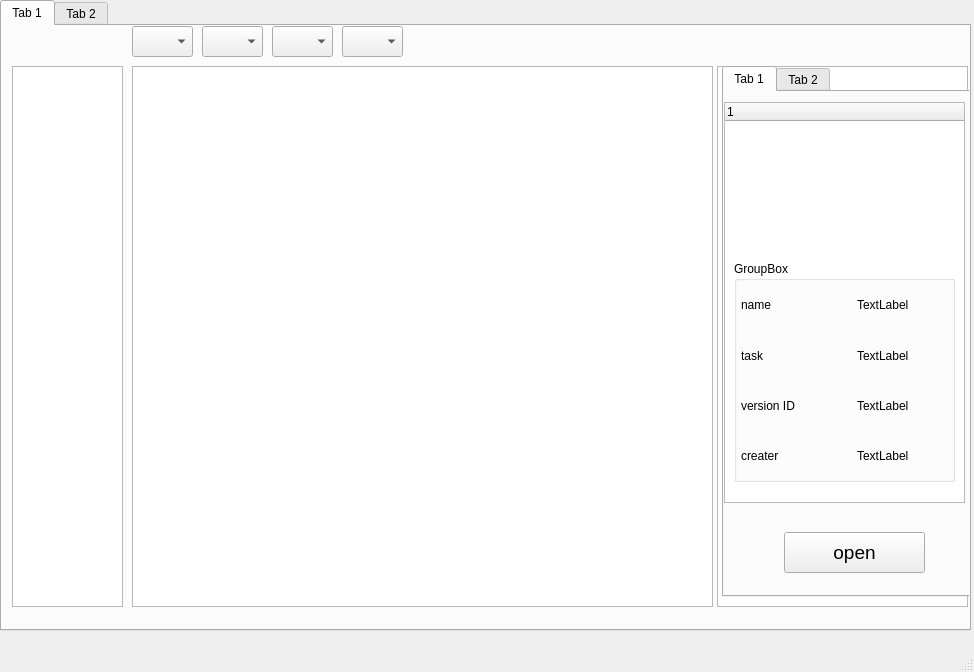
Above: loadUI/load.ui from AhriKwon/Viper_Pipeline before the change. Below: the same form after it.
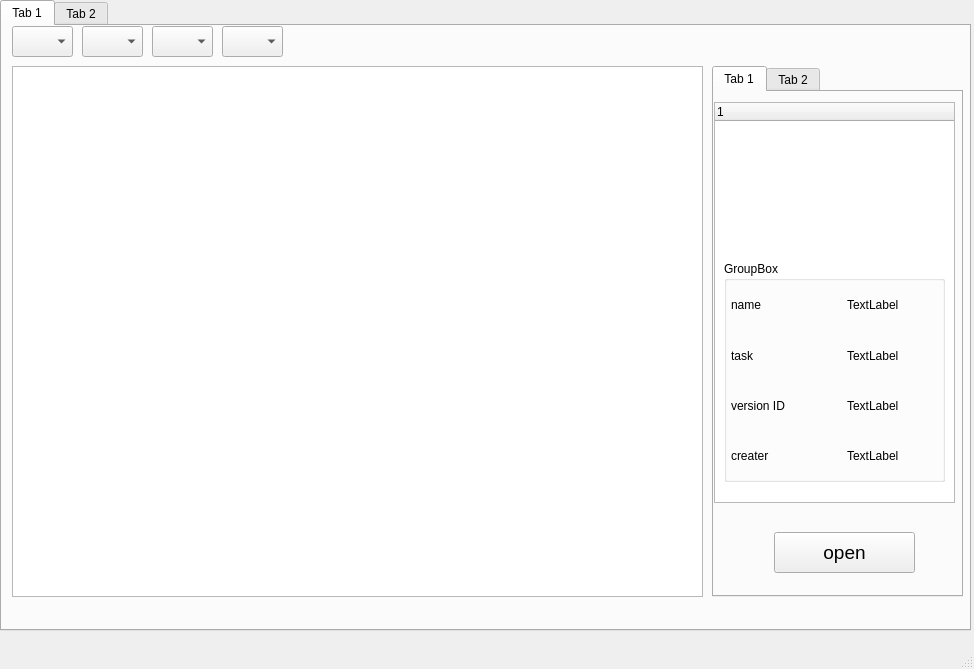
That is the form after the change.

Patch:
```diff
--- a/loadUI/load.ui
+++ b/loadUI/load.ui
@@ -7,7 +7,7 @@
     <x>0</x>
     <y>0</y>
     <width>974</width>
-    <height>672</height>
+    <height>669</height>
    </rect>
   </property>
   <property name="windowTitle">
@@ -33,37 +33,17 @@
      <widget class="QComboBox" name="comboBox">
       <property name="geometry">
        <rect>
-        <x>130</x>
+        <x>10</x>
         <y>0</y>
         <width>61</width>
         <height>31</height>
        </rect>
       </property>
      </widget>
-     <widget class="QTableWidget" name="tableWidget">
-      <property name="geometry">
-       <rect>
-        <x>10</x>
-        <y>40</y>
-        <width>111</width>
-        <height>541</height>
-       </rect>
-      </property>
-     </widget>
-     <widget class="QListWidget" name="listWidget">
-      <property name="geometry">
-       <rect>
-        <x>715</x>
-        <y>40</y>
-        <width>251</width>
-        <height>541</height>
-       </rect>
-      </property>
-     </widget>
      <widget class="QTabWidget" name="tabWidget_2">
       <property name="geometry">
        <rect>
-        <x>720</x>
+        <x>710</x>
         <y>40</y>
         <width>251</width>
         <height>531</height>
@@ -232,20 +212,10 @@
        </attribute>
       </widget>
      </widget>
-     <widget class="QTableWidget" name="tableWidget_2">
-      <property name="geometry">
-       <rect>
-        <x>130</x>
-        <y>40</y>
-        <width>581</width>
-        <height>541</height>
-       </rect>
-      </property>
-     </widget>
      <widget class="QComboBox" name="comboBox_2">
       <property name="geometry">
        <rect>
-        <x>200</x>
+        <x>80</x>
         <y>0</y>
         <width>61</width>
         <height>31</height>
@@ -255,7 +225,7 @@
      <widget class="QComboBox" name="comboBox_3">
       <property name="geometry">
        <rect>
-        <x>270</x>
+        <x>150</x>
         <y>0</y>
         <width>61</width>
         <height>31</height>
@@ -265,13 +235,23 @@
      <widget class="QComboBox" name="comboBox_4">
       <property name="geometry">
        <rect>
-        <x>340</x>
+        <x>220</x>
         <y>0</y>
         <width>61</width>
         <height>31</height>
        </rect>
       </property>
      </widget>
+     <widget class="QTableWidget" name="tableWidget_2">
+      <property name="geometry">
+       <rect>
+        <x>10</x>
+        <y>40</y>
+        <width>691</width>
+        <height>531</height>
+       </rect>
+      </property>
+     </widget>
     </widget>
     <widget class="QWidget" name="tab_2">
      <attribute name="title">
```
